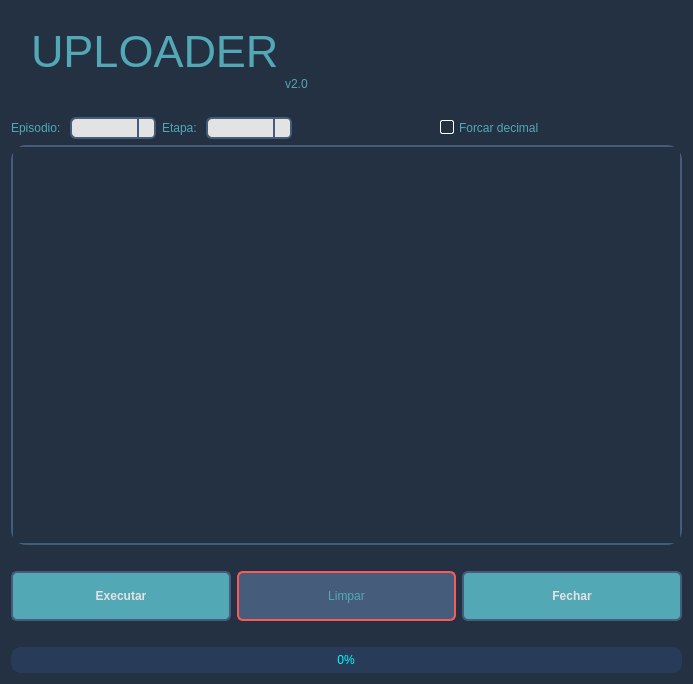
Old version of the form app/plugins/uploader/ui/uploader.ui in the repository otmbneto/BirdoApp.
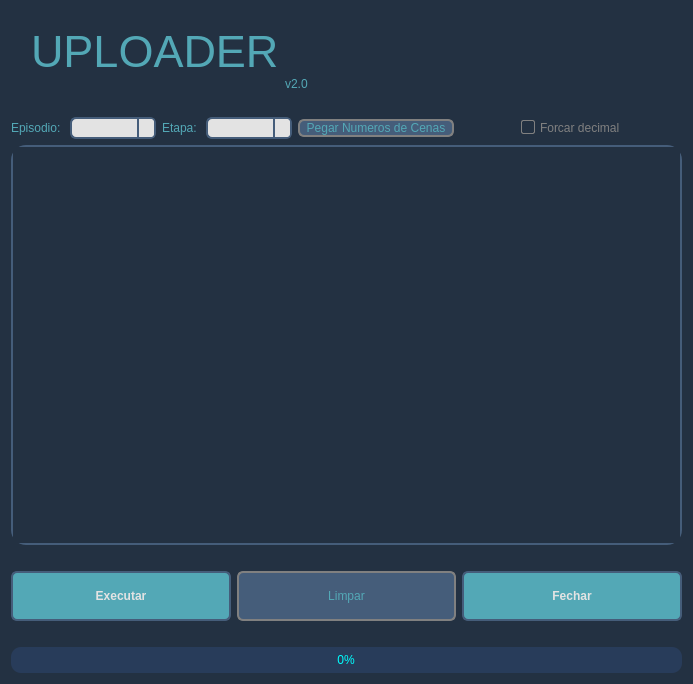
New version of the form.

Commit message: uploader update. Agora tem ocpao pra achar as cenas

What changed in the file:
```diff
--- a/app/plugins/uploader/ui/uploader.ui
+++ b/app/plugins/uploader/ui/uploader.ui
@@ -211,7 +211,7 @@
 }
 
 QPushButton::disabled {
-	border-color: #f95959;
+	border-color: gray;
 	background: #455d7a;
 	color: #53a8b6;
 }
@@ -305,7 +305,7 @@
     </spacer>
    </item>
    <item>
-    <layout class="QHBoxLayout" name="horizontalLayout_2" stretch="0,0,0,0,2">
+    <layout class="QHBoxLayout" name="horizontalLayout_2" stretch="0,0,0,0,0,2">
      <item>
       <widget class="QLabel" name="label">
        <property name="text">
@@ -326,8 +326,21 @@
      <item>
       <widget class="QComboBox" name="globalSteps"/>
      </item>
+     <item>
+      <widget class="QPushButton" name="searchScenes">
+       <property name="enabled">
+        <bool>false</bool>
+       </property>
+       <property name="text">
+        <string>  Pegar Numeros de Cenas  </string>
+       </property>
+      </widget>
+     </item>
      <item alignment="Qt::AlignHCenter">
       <widget class="QCheckBox" name="checkDecimal">
+       <property name="enabled">
+        <bool>false</bool>
+       </property>
        <property name="text">
         <string>Forcar decimal</string>
        </property>
```
Left out of the diff: 2 changed lines with no effect on the pictures. The commit also changes 2 other files.
